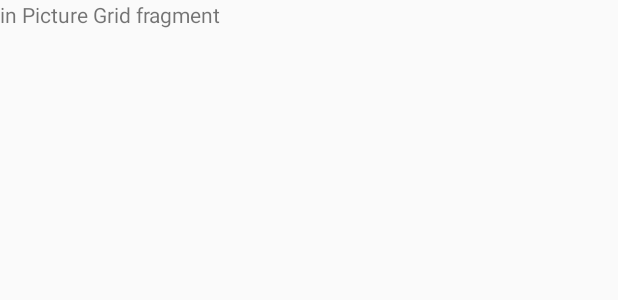
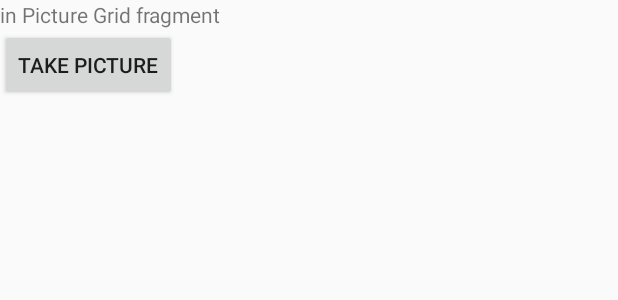
Before and after one commit to yewei600/SelfieDiary, an Android app: the layout fragment_picture_grid.xml on its own in the app's theme, with its tools: preview values and no code run, on a phone screen of 412 x 824 dp. Shown: the top 300 px of the screen. Run offline under Robolectric (Android 15) with nearby library versions, the phone set to English and light mode, and no system bars.

Commit message:
setup PictureGridFragment viewmodel and repository

```diff
--- /dev/null
+++ b/app/src/main/java/com/ericwei/selfiediary/ui/PictureGridAdapter.kt
@@ -0,0 +1,6 @@
+package com.ericwei.selfiediary.ui
+
+class PictureGridAdapter {
+
+
+}
--- a/app/src/main/res/layout/fragment_picture_grid.xml
+++ b/app/src/main/res/layout/fragment_picture_grid.xml
@@ -1,14 +1,19 @@
 <?xml version="1.0" encoding="utf-8"?>
 <layout xmlns:android="http://schemas.android.com/apk/res/android">
     <data>
-
+        <!--<variable name="viewModel" type=""/>-->
     </data>
-    <FrameLayout
+    <LinearLayout
             android:layout_width="match_parent"
-            android:layout_height="match_parent">
+            android:layout_height="match_parent"
+            android:orientation="vertical">
 
         <TextView android:layout_width="wrap_content" android:layout_height="wrap_content"
                   android:text="in Picture Grid fragment"/>
 
-    </FrameLayout>
+        <Button android:layout_width="wrap_content" android:layout_height="wrap_content"
+                android:text="take picture"
+        />
+
+    </LinearLayout>
 </layout>
--- a/build.gradle
+++ b/build.gradle
@@ -6,6 +6,8 @@ buildscript {
         nav_version = "2.1.0-alpha04"
         version_room = "2.0.0"
         version_lifecycle_extensions = "2.0.0"
+        version_kotlin_coroutines = "1.1.0"
+        version_glide = "4.8.0"
     }
     repositories {
         google()
```
Also changed, not shown: app/build.gradle (+7 -0 lines), app/src/main/java/com/ericwei/selfiediary/InjectorUtils.kt (added, +20 -0 lines), app/src/main/java/com/ericwei/selfiediary/data/PicturesRepository.kt (added, +19 -0 lines), app/src/main/java/com/ericwei/selfiediary/ui/PictureGridFragment.kt (+17 -0 lines), app/src/main/java/com/ericwei/selfiediary/viewmodels/PictureGridViewModel.kt (+8 -0 lines), app/src/main/java/com/ericwei/selfiediary/viewmodels/ViewModelsFactory.kt (added, +16 -0 lines).
